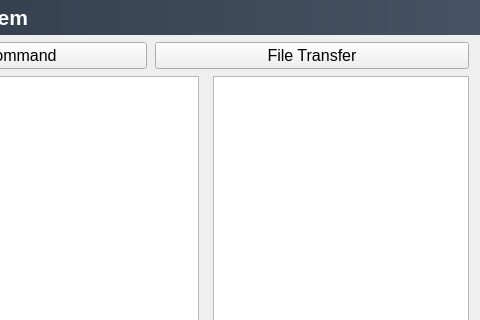
Qt form Console/UI/DashboardUI.ui (yang-zhongtian/PYCM) before a commit; both pictures show x 824 to 1304 and y 0 to 320 of the 1304 by 779 pixel window.
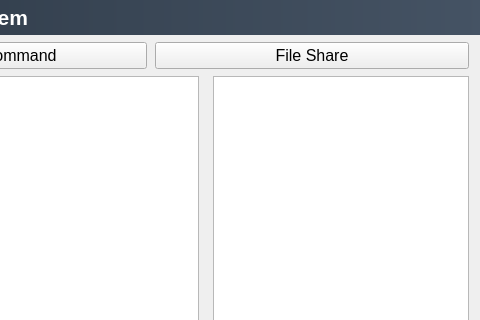
The same form after that commit. Icons and pictures are not drawn.

The edit to the form file:
```diff
--- a/Console/UI/DashboardUI.ui
+++ b/Console/UI/DashboardUI.ui
@@ -217,7 +217,7 @@
             </font>
            </property>
            <property name="text">
-            <string>File Transfer</string>
+            <string>File Share</string>
            </property>
           </widget>
          </item>
```
Left out of the diff: 6 changed lines with no effect on the pictures.
